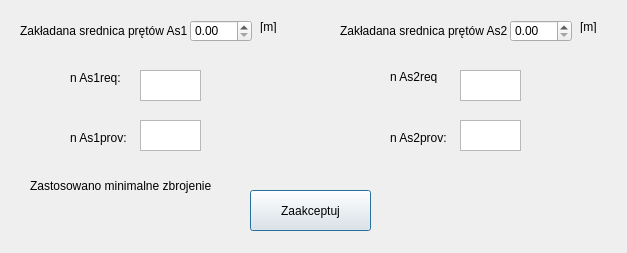
Qt form zelbetV2/zelbetv2/wyborpreta.ui (TheMantek234/zelbet1) before a commit.
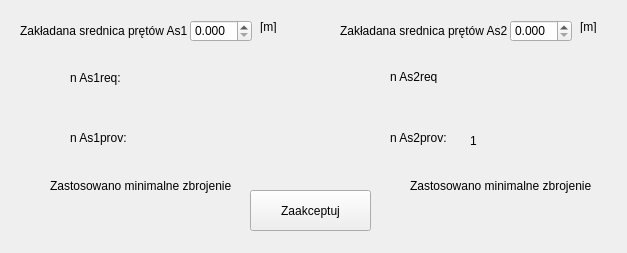
The same form after that commit.

The edit to the form file:
```diff
--- a/zelbetV2/zelbetv2/wyborpreta.ui
+++ b/zelbetV2/zelbetv2/wyborpreta.ui
@@ -22,25 +22,17 @@
      <height>22</height>
     </rect>
    </property>
-  </widget>
-  <widget class="QTextEdit" name="As1prov">
-   <property name="geometry">
-    <rect>
-     <x>140</x>
-     <y>120</y>
-     <width>61</width>
-     <height>31</height>
-    </rect>
+   <property name="locale">
+    <locale language="English" country="UnitedStates"/>
    </property>
-  </widget>
-  <widget class="QTextEdit" name="As1req">
-   <property name="geometry">
-    <rect>
-     <x>140</x>
-     <y>70</y>
-     <width>61</width>
-     <height>31</height>
-    </rect>
+   <property name="decimals">
+    <number>3</number>
+   </property>
+   <property name="maximum">
+    <double>1.000000000000000</double>
+   </property>
+   <property name="singleStep">
+    <double>0.001000000000000</double>
    </property>
   </widget>
   <widget class="QLabel" name="label">
@@ -121,17 +113,7 @@
     <string>Zakładana srednica prętów As2</string>
    </property>
   </widget>
-  <widget class="QTextEdit" name="As2req">
-   <property name="geometry">
-    <rect>
-     <x>460</x>
-     <y>70</y>
-     <width>61</width>
-     <height>31</height>
-    </rect>
-   </property>
-  </widget>
-  <widget class="QDoubleSpinBox" name="spinAs2">
+  <widget class="QDoubleSpinBox" name="d2">
    <property name="geometry">
     <rect>
      <x>510</x>
@@ -140,15 +122,17 @@
      <height>22</height>
     </rect>
    </property>
-  </widget>
-  <widget class="QTextEdit" name="As2prov">
-   <property name="geometry">
-    <rect>
-     <x>460</x>
-     <y>120</y>
-     <width>61</width>
-     <height>31</height>
-    </rect>
+   <property name="locale">
+    <locale language="English" country="UnitedStates"/>
+   </property>
+   <property name="decimals">
+    <number>3</number>
+   </property>
+   <property name="maximum">
+    <double>1.000000000000000</double>
+   </property>
+   <property name="singleStep">
+    <double>0.001000000000000</double>
    </property>
   </widget>
   <widget class="QPushButton" name="pushButton">
@@ -163,6 +147,9 @@
    <property name="text">
     <string>Zaakceptuj</string>
    </property>
+   <property name="autoDefault">
+    <bool>false</bool>
+   </property>
   </widget>
   <widget class="QLabel" name="label_3">
    <property name="geometry">
@@ -190,10 +177,13 @@
     <string>[m]</string>
    </property>
   </widget>
-  <widget class="QLabel" name="label_9">
+  <widget class="QLabel" name="As1min">
+   <property name="enabled">
+    <bool>true</bool>
+   </property>
    <property name="geometry">
     <rect>
-     <x>30</x>
+     <x>50</x>
      <y>160</y>
      <width>181</width>
      <height>51</height>
@@ -203,6 +193,74 @@
     <string>Zastosowano minimalne zbrojenie</string>
    </property>
   </widget>
+  <widget class="QLabel" name="As2min">
+   <property name="enabled">
+    <bool>true</bool>
+   </property>
+   <property name="geometry">
+    <rect>
+     <x>410</x>
+     <y>160</y>
+     <width>181</width>
+     <height>51</height>
+    </rect>
+   </property>
+   <property name="text">
+    <string>Zastosowano minimalne zbrojenie</string>
+   </property>
+  </widget>
+  <widget class="QLabel" name="As1req">
+   <property name="geometry">
+    <rect>
+     <x>160</x>
+     <y>60</y>
+     <width>91</width>
+     <height>41</height>
+    </rect>
+   </property>
+   <property name="text">
+    <string> </string>
+   </property>
+  </widget>
+  <widget class="QLabel" name="As1prov">
+   <property name="geometry">
+    <rect>
+     <x>160</x>
+     <y>120</y>
+     <width>91</width>
+     <height>41</height>
+    </rect>
+   </property>
+   <property name="text">
+    <string/>
+   </property>
+  </widget>
+  <widget class="QLabel" name="As2req">
+   <property name="geometry">
+    <rect>
+     <x>470</x>
+     <y>60</y>
+     <width>91</width>
+     <height>41</height>
+    </rect>
+   </property>
+   <property name="text">
+    <string/>
+   </property>
+  </widget>
+  <widget class="QLabel" name="As2prov">
+   <property name="geometry">
+    <rect>
+     <x>470</x>
+     <y>120</y>
+     <width>91</width>
+     <height>41</height>
+    </rect>
+   </property>
+   <property name="text">
+    <string>1</string>
+   </property>
+  </widget>
  </widget>
  <resources/>
  <connections/>
```
Left out of the diff: 2 changed lines with no effect on the pictures.
